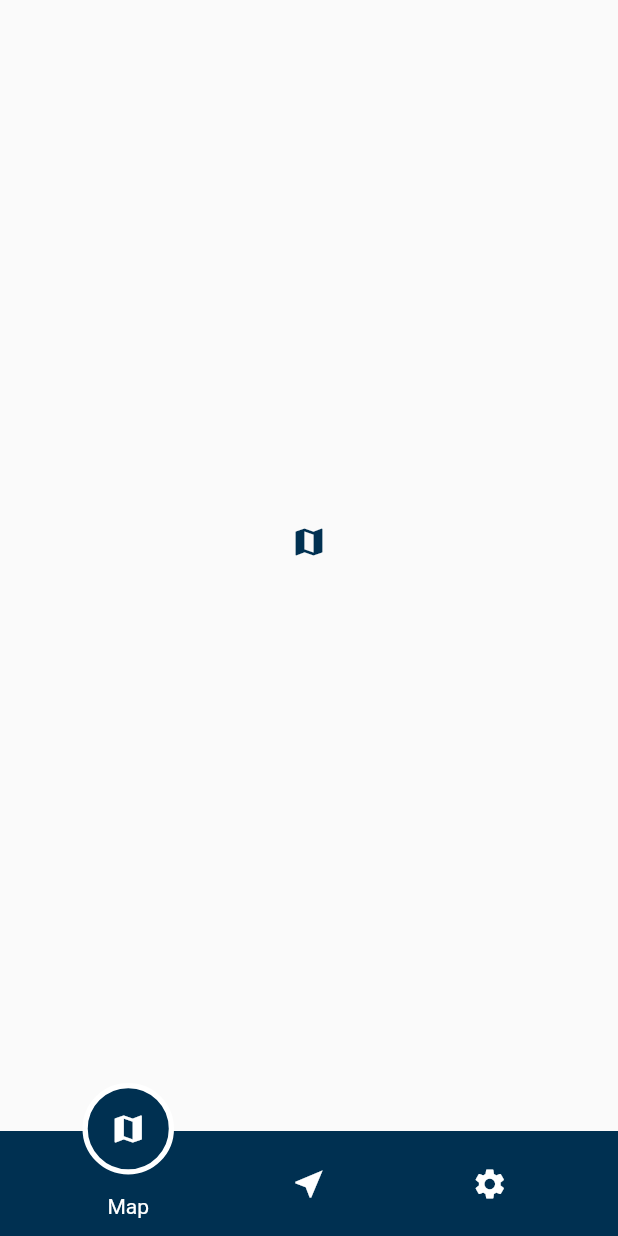
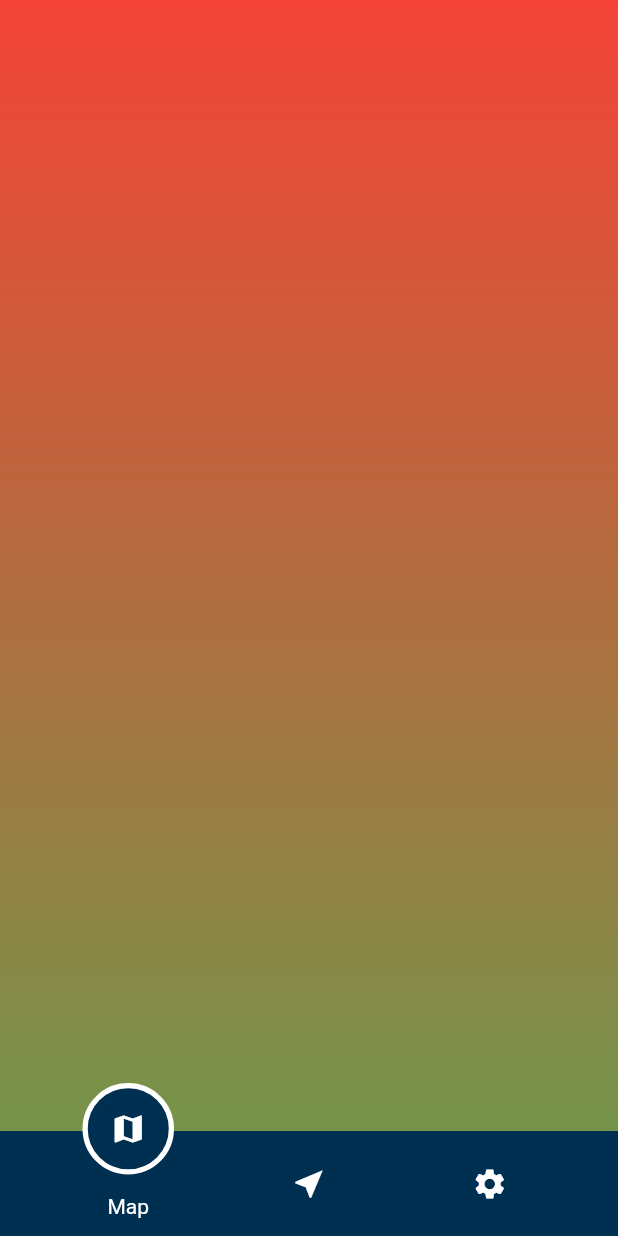
Before and after one commit to jackstefansky/neos_bottom_navigation, a Flutter app: the screen it shows after launch, on a phone screen of 412 x 824 dp. Run offline on Flutter 3.47's test engine with Material 2 defaults, Android fonts, the phone set to English and light mode, and no system bars.

Commit message:
padding in tiles

```diff
--- a/example/lib/main.dart
+++ b/example/lib/main.dart
@@ -35,44 +35,33 @@ class TestScreenState extends State<TestScreen> {
   @override
   Widget build(BuildContext context) {
     return Scaffold(
-      body: Column(
+      body: Stack(
         children: <Widget>[
-          /*RaisedButton(
-            onPressed: _changeIndexMinus,
-            child: Text("<"),
-          ),
-          RaisedButton(
-            onPressed: _changeIndexPlus,
-            child: Text(">"),
-          ),*/
-          Expanded(
-            child: PageView(
-              controller: _pageController,
-              children: <Widget>[
-                Center(
-                  child: Icon(
-                    Icons.map,
-                    color: Color(0XFF003051),
-                  ),
-                ),
-                Center(
-                  child: Icon(
-                    Icons.near_me,
-                    color: Color(0XFF003051),
-                  ),
-                ),
-                Center(
-                  child: Icon(
-                    Icons.shopping_cart,
-                    color: Color(0XFF003051),
-                  ),
-                ),
-              ],
-            ),
-          )
+          _buildBody(),
+          _buildNavBar(),
         ],
       ),
-      bottomNavigationBar: NeosBottomNavigation(
+    );
+  }
+
+  Widget _buildBody() {
+    return SingleChildScrollView(
+      child: Container(
+          decoration: BoxDecoration(
+              gradient: LinearGradient(
+            colors: [Colors.red, Colors.green],
+            begin: Alignment.topCenter,
+            end: Alignment.bottomCenter,
+          )),
+          height: 1000.0,
+          width: double.infinity),
+    );
+  }
+
+  Widget _buildNavBar() {
+    return Align(
+      alignment: Alignment.bottomCenter,
+      child: NeosBottomNavigation(
         //setIndex: _setIndex,
         items: [
           NeosBottomNavigationItem(
@@ -80,7 +69,9 @@ class TestScreenState extends State<TestScreen> {
             title: "Map",
           ),
           NeosBottomNavigationItem(
-            icon: Icon(Icons.near_me),
+            icon: Icon(
+              Icons.near_me,
+            ),
             title: "Directions",
           ),
           NeosBottomNavigationItem(
--- a/lib/neos_bottom_navigation.dart
+++ b/lib/neos_bottom_navigation.dart
@@ -42,6 +42,7 @@ class _NeosBottomNavigationState extends State<NeosBottomNavigation> {
   @override
   Widget build(BuildContext context) {
     return Container(
+      color: Colors.transparent,
       child: Stack(
         alignment: Alignment.bottomCenter,
         children: <Widget>[
--- a/lib/neos_bottom_navigation_item_tile.dart
+++ b/lib/neos_bottom_navigation_item_tile.dart
@@ -48,12 +48,16 @@ class _NeosBottomNavigationItemTileState
   }
 
   Widget _buildItem() {
-    Icon icon;
+    Widget icon;
 
-    icon = Icon(widget.item.icon.icon,
-        color: widget.currentIndex == widget.index
-            ? widget.selectedItemColor
-            : widget.unselectedItemColor);
+    icon = Container(
+      padding: EdgeInsets.all(15.0),
+      child: Icon(widget.item.icon.icon,
+          size: widget.item.icon.size,
+          color: widget.currentIndex == widget.index
+              ? widget.selectedItemColor
+              : widget.unselectedItemColor),
+    );
 
     return Stack(
       children: <Widget>[
@@ -66,7 +70,7 @@ class _NeosBottomNavigationItemTileState
                 ? Alignment.topCenter
                 : Alignment.bottomCenter,
             child: AnimatedContainer(
-                padding: EdgeInsets.all(15.0),
+                //padding: EdgeInsets.all(15.0),
                 curve: Curves.easeOut,
                 duration: Duration(milliseconds: 300),
                 decoration: BoxDecoration(
```
Also changed, not shown: pubspec.yaml (line endings or trailing spaces).
